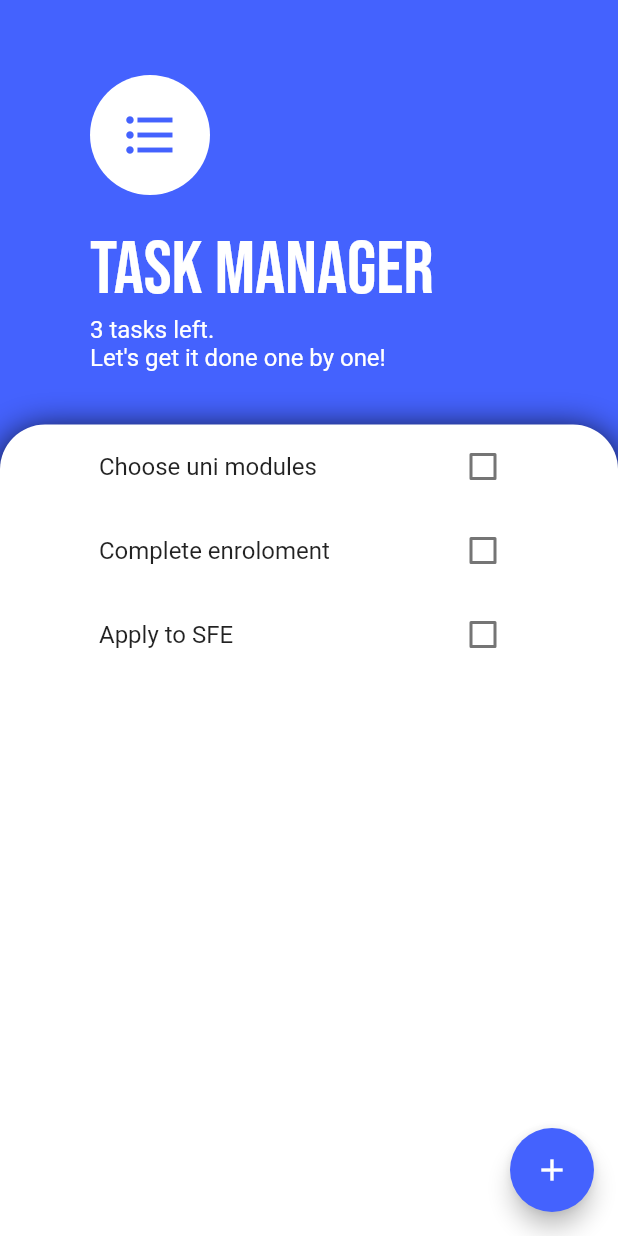
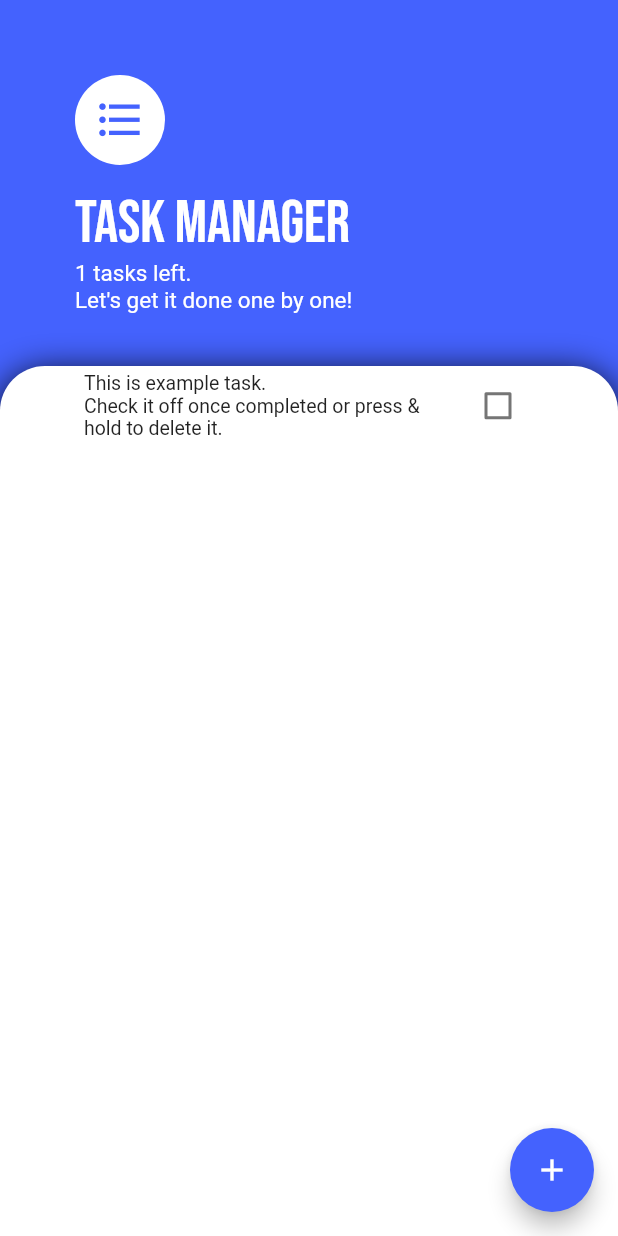
Before and after one commit to piotrstanny/flutter-task-manager, a Flutter app: the screen it shows after launch, on a phone screen of 412 x 824 dp. Run offline on Flutter 3.47's test engine with Material 2 defaults, Android fonts, the phone set to English and light mode, and no system bars; our stand-ins replace google_fonts.

Commit message:
Improve styling and UX by displaying relevant messages

```diff
--- a/lib/components/task_tile.dart
+++ b/lib/components/task_tile.dart
@@ -15,6 +15,7 @@ class TaskTile extends StatelessWidget {
   @override
   Widget build(BuildContext context) {
     return ListTile(
+      dense: true,
       onLongPress: onLongPress,
       title: Text(
         taskTitle,
--- a/lib/components/tasks_list.dart
+++ b/lib/components/tasks_list.dart
@@ -7,7 +7,7 @@ class TasksList extends StatelessWidget {
   @override
   Widget build(BuildContext context) {
     return Padding(
-      padding: const EdgeInsets.symmetric(horizontal: 50.0),
+      padding: const EdgeInsets.symmetric(horizontal: 40.0),
       child: Consumer<TaskData>(
         builder: (context, taskData, child) {
           return ListView.builder(
--- a/lib/models/task_data.dart
+++ b/lib/models/task_data.dart
@@ -4,9 +4,9 @@ import 'package:flutter_todo_app/models/task.dart';
 class TaskData extends ChangeNotifier {
   // Make tasks private so only accessible from within this class
   List<Task> _tasks = [
-    Task(name: 'Choose uni modules'),
-    Task(name: 'Complete enroloment'),
-    Task(name: 'Apply to SFE'),
+    Task(
+        name:
+            'This is example task.\nCheck it off once completed or press & hold to delete it.'),
   ];
 
   // Create getter to read list's length, so outside just use methods instead of making calculations within the code out there
--- a/lib/screens/tasks_screen.dart
+++ b/lib/screens/tasks_screen.dart
@@ -35,27 +35,27 @@ class TasksScreen extends StatelessWidget {
         crossAxisAlignment: CrossAxisAlignment.start,
         children: <Widget>[
           Container(
-            padding: EdgeInsets.only(top: 50.0, bottom: 35.0, left: 60.0),
+            padding: EdgeInsets.only(top: 50.0, bottom: 35.0, left: 50.0),
             child: Column(
               crossAxisAlignment: CrossAxisAlignment.start,
               children: <Widget>[
                 CircleAvatar(
-                  radius: 40.0,
+                  radius: 30.0,
                   backgroundColor: Colors.white,
                   child: Icon(
                     Icons.format_list_bulleted,
                     color: Color(0xff4462FE),
-                    size: 40.0,
+                    size: 35.0,
                   ),
                 ),
                 SizedBox(
-                  height: 20.0,
+                  height: 15.0,
                 ),
                 Text(
                   'Task Manager',
                   style: GoogleFonts.bebasNeue(
                     textStyle: TextStyle(
-                      fontSize: 50.0,
+                      fontSize: 40.0,
                       color: Colors.white,
                     ),
                   ),
@@ -64,7 +64,7 @@ class TasksScreen extends StatelessWidget {
                   '$tasksLeft tasks left.',
                   style: TextStyle(
                     color: Colors.white,
-                    fontSize: 16.0,
+                    fontSize: 15.0,
                   ),
                 ),
                 Text(
@@ -73,7 +73,7 @@ class TasksScreen extends StatelessWidget {
                       : 'Let\'s get it done one by one!',
                   style: TextStyle(
                     color: Colors.white,
-                    fontSize: 16.0,
+                    fontSize: 15.0,
                   ),
                 ),
               ],
@@ -94,7 +94,20 @@ class TasksScreen extends StatelessWidget {
                   topRight: Radius.circular(30.0),
                 ),
               ),
-              child: TasksList(),
+              child: Provider.of<TaskData>(context).listLength > 0
+                  ? TasksList()
+                  : Padding(
+                      padding: const EdgeInsets.only(top: 40.0),
+                      child: Column(
+                        crossAxisAlignment: CrossAxisAlignment.stretch,
+                        children: <Widget>[
+                          Text(
+                            'No tasks on the list.\nTap \'Add\' button at the bottom to add new.',
+                            textAlign: TextAlign.center,
+                          )
+                        ],
+                      ),
+                    ),
             ),
           ),
         ],
```
